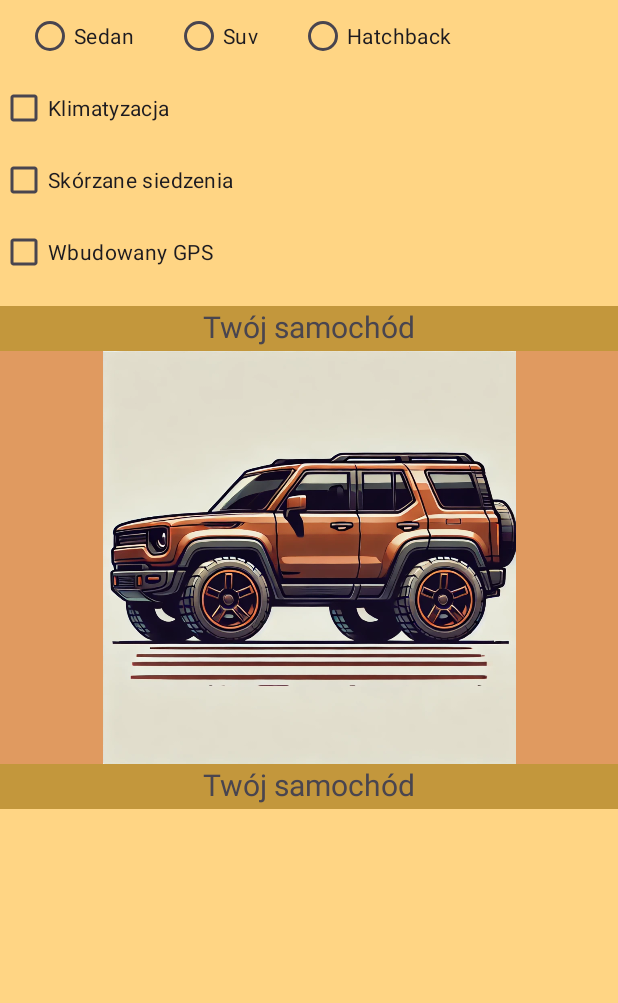
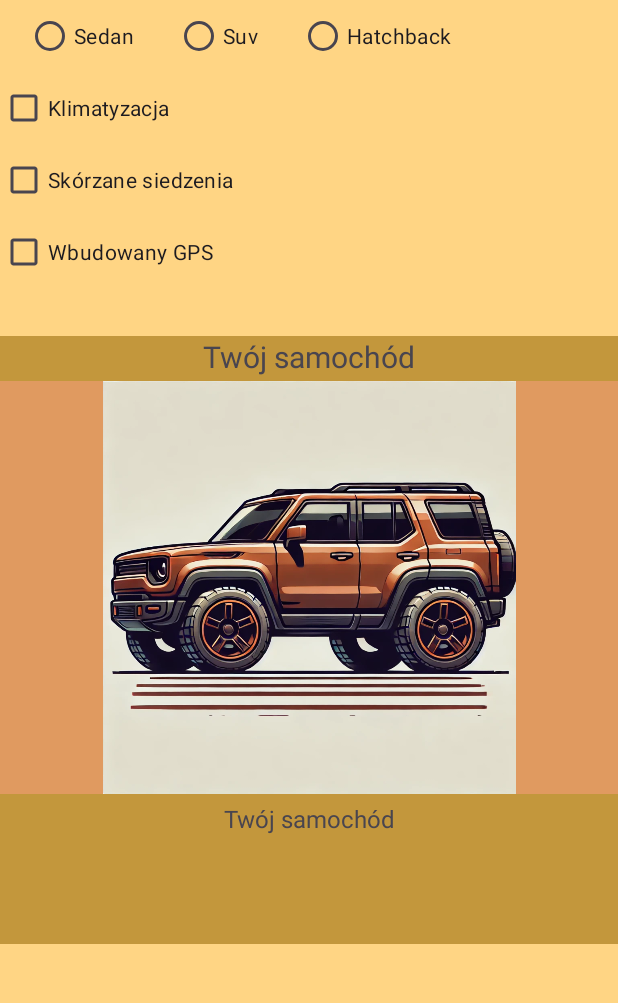
Before and after one commit to MatiBuda777/Konfigurator-Samochodu, an Android app: the screen it shows after launch (MainActivity), on a phone screen of 412 x 824 dp, the part 45-1048 px from its top. Run offline under Robolectric (Android 15) with nearby library versions, the phone set to English and light mode, and no system bars.

Commit message:
App works

```diff
--- a/app/src/main/res/layout/activity_main.xml
+++ b/app/src/main/res/layout/activity_main.xml
@@ -70,8 +70,8 @@
     <LinearLayout
         android:layout_width="match_parent"
         android:layout_height="wrap_content"
-        android:layout_gravity="center"
-        android:layout_marginTop="12dp"
+        android:layout_gravity="bottom"
+        android:layout_marginTop="32dp"
         android:orientation="vertical"
         android:background="#E09A60"
         >
@@ -96,10 +96,11 @@
             android:id="@+id/textview_car"
             android:layout_width="match_parent"
             android:layout_height="wrap_content"
-            android:height="30dp"
+            android:height="100dp"
+            android:padding="5dp"
             android:background="#C3973C"
             android:textAlignment="center"
-            android:textSize="20sp"
+            android:textSize="16sp"
             android:text="@string/twoj_samochod"/>
     </LinearLayout>
 
```
Also changed, not shown: app/src/main/java/com/example/konfiguratorsamochodu/MainActivity.kt (+13 -11 lines).
